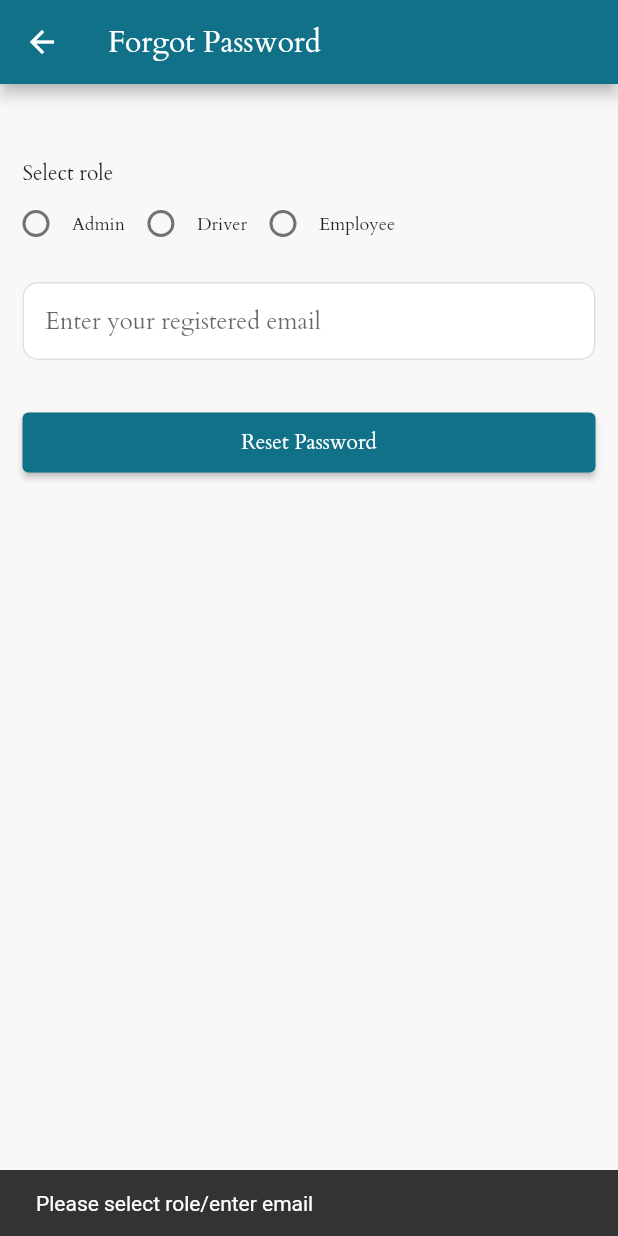
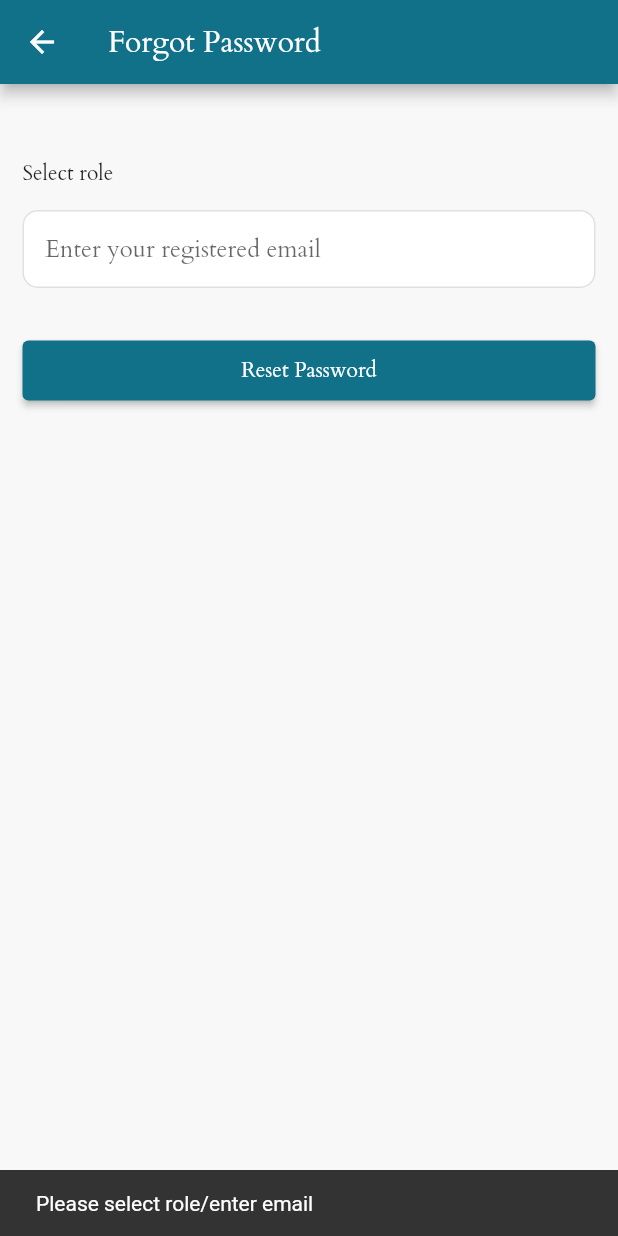
Before and after one commit to aniket-yadav/automobile-service, a Flutter app: the ForgotPassword screen opened by its route, after a tap on "Reset Password", on a phone screen of 412 x 824 dp. Run offline on Flutter 3.47's test engine with Material 2 defaults, Android fonts, the phone set to English and light mode, and no system bars; our stand-ins replace firebase_core, google_maps_flutter, image_picker, jiffy, location, numberpicker and 1 more; missing offline and left inert: cashfree_pg, encrypt; accounts and stored records are empty.

Commit message:
password reset

```diff
--- a/lib/controller/data_controller.dart
+++ b/lib/controller/data_controller.dart
@@ -162,9 +162,8 @@ class DataController with ChangeNotifier {
   }
 
   //  reset password
-  void resetPassword({required String role, required String email}) async {
+  void resetPassword({ required String email}) async {
     Map<String, dynamic> body = {
-      "role": role,
       "email": email,
     };
 
--- a/lib/view/forgot_password.dart
+++ b/lib/view/forgot_password.dart
@@ -13,7 +13,7 @@ class ForgotPassword extends StatefulWidget {
 
 class _ForgotPasswordState extends State<ForgotPassword> {
   final TextEditingController emailController = TextEditingController();
-  Role? _selectedRole;
+
   @override
   Widget build(BuildContext context) {
     final dataController = Provider.of<DataController>(context);
@@ -34,74 +34,14 @@ class _ForgotPasswordState extends State<ForgotPassword> {
             ),
             child: const Text("Select role"),
           ),
-          Row(
-            children: [
-              Row(
-                children: [
-                  Radio(
-                      activeColor: const Color(0xFF107189),
-                      value: Role.admin,
-                      groupValue: _selectedRole,
-                      onChanged: (v) {
-                        setState(() {
-                          _selectedRole = Role.admin;
-                        });
-                      }),
-                  const Text(
-                    "Admin",
-                    style: TextStyle(
-                      fontSize: 12.0,
-                    ),
-                  ),
-                ],
-              ),
-              Row(
-                children: [
-                  Radio(
-                      activeColor: const Color(0xFF107189),
-                      value: Role.manager,
-                      groupValue: _selectedRole,
-                      onChanged: (v) {
-                        setState(() {
-                          _selectedRole = Role.manager;
-                        });
-                      }),
-                  const Text(
-                    "Driver",
-                    style: TextStyle(
-                      fontSize: 12.0,
-                    ),
-                  ),
-                ],
-              ),
-              Row(
-                children: [
-                  Radio(
-                      activeColor: const Color(0xFF107189),
-                      value: Role.customer,
-                      groupValue: _selectedRole,
-                      onChanged: (v) {
-                        setState(() {
-                          _selectedRole = Role.customer;
-                        });
-                      }),
-                  const Text(
-                    "Employee",
-                    style: TextStyle(
-                      fontSize: 12.0,
-                    ),
-                  ),
-                ],
-              ),
-            ],
-          ),
-          Container(
+           Container(
             margin: const EdgeInsets.symmetric(
               horizontal: 15.0,
               vertical: 15.0,
             ),
             child: TextField(
               controller: emailController,
+              keyboardType: TextInputType.emailAddress,
               decoration: const InputDecoration(
                 filled: true,
                 hintText: "Enter your registered email",
@@ -121,13 +61,13 @@ class _ForgotPasswordState extends State<ForgotPassword> {
               onPressed: () {
                 FocusScope.of(context).requestFocus(FocusNode());
                 final email = emailController.text.trim();
-                if (email.isEmpty || _selectedRole == null) {
+                if (email.isEmpty ) {
                   snackBar("Please select role/enter email", context);
                   return;
                 }
 
                 dataController.resetPassword(
-                    role: _selectedRole?.name ?? '', email: email);
+                     email: email);
               },
               child: const Text("Reset Password"),
             ),
```
